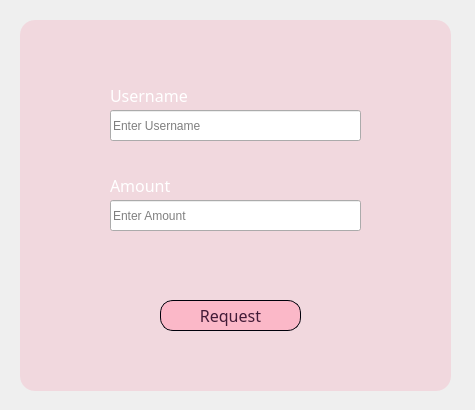
Before: the Qt Designer form m7fazty/requestmoney_dialog.ui in Roro-2004/m7fazty, drawn with Qt 5.
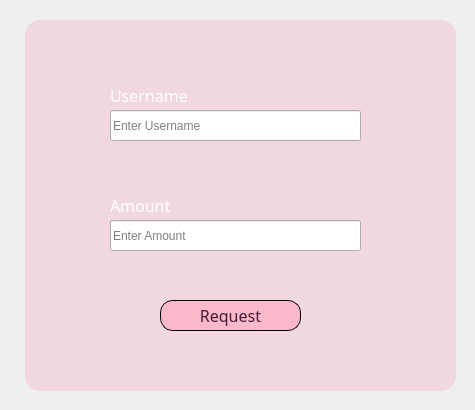
After: the same form once the commit is applied. Icons and pictures are not drawn.

Diff of the .ui file:
```diff
--- a/m7fazty/requestmoney_dialog.ui
+++ b/m7fazty/requestmoney_dialog.ui
@@ -33,7 +33,7 @@
    <property name="geometry">
     <rect>
      <x>110</x>
-     <y>200</y>
+     <y>220</y>
      <width>251</width>
      <height>31</height>
     </rect>
@@ -80,7 +80,7 @@
    <property name="geometry">
     <rect>
      <x>110</x>
-     <y>170</y>
+     <y>190</y>
      <width>111</width>
      <height>31</height>
     </rect>
@@ -189,7 +189,7 @@
   <widget class="QPushButton" name="pushButton">
    <property name="geometry">
     <rect>
-     <x>20</x>
+     <x>25</x>
      <y>20</y>
      <width>431</width>
      <height>371</height>
```
